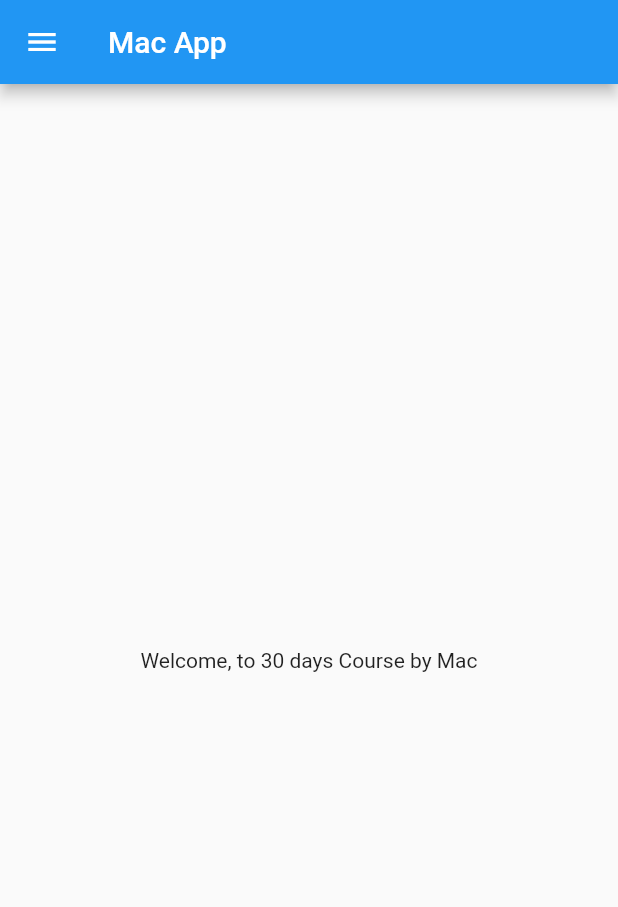
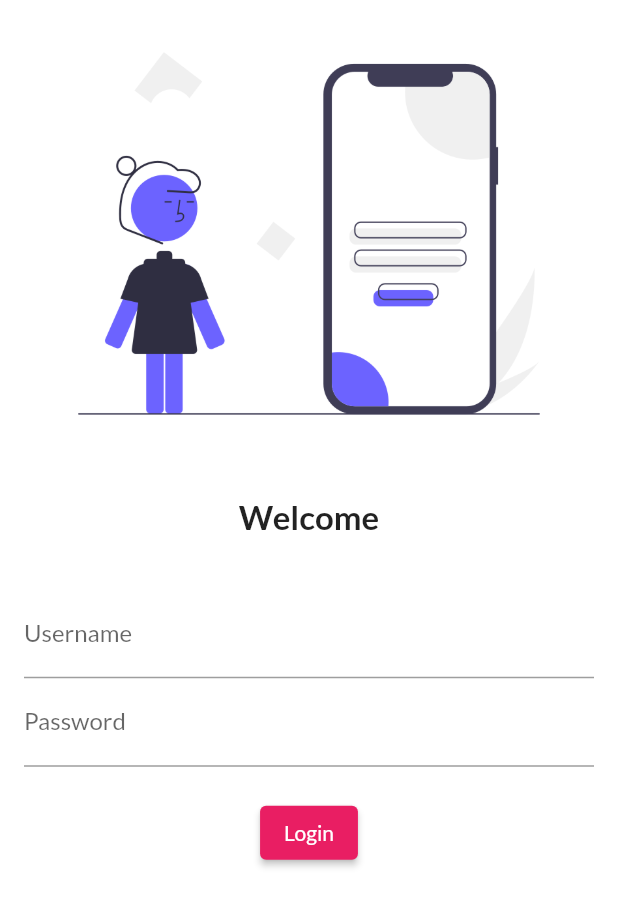
Before and after one commit to MacRawat58/Flutter_test, a Flutter app: the screen it shows after launch, on a phone screen of 412 x 824 dp. Shown: the top 907 px of the screen. Run offline on Flutter 3.47's test engine with Material 2 defaults, Android fonts, the phone set to English and light mode, and no system bars; our stand-ins replace google_fonts.

Commit message:
Login Page with flutter

```diff
--- a/lib/main.dart
+++ b/lib/main.dart
@@ -1,5 +1,7 @@
 import 'package:flutter/material.dart';
-import 'package:flutter_application_2/home_page.dart';
+import 'package:flutter_application_2/pages/home_page.dart';
+import 'package:flutter_application_2/pages/login_page.dart';
+import 'package:google_fonts/google_fonts.dart';
 
 void main() {
   runApp(MyApp());
@@ -10,6 +12,22 @@ class MyApp extends StatelessWidget {
 
   @override
   Widget build(BuildContext context) {
-    return MaterialApp(home: HomePage());
+    return MaterialApp(
+      themeMode: ThemeMode.light,
+      theme: ThemeData(
+        primarySwatch: Colors.pink,
+
+        fontFamily: GoogleFonts.lato().fontFamily,
+        // primaryTextTheme: GoogleFonts.latoTextTheme()
+      ),
+      darkTheme: ThemeData(
+        brightness: Brightness.dark,
+      ),
+      routes: {
+        "/": (context) => const LoginPage(),
+        "/login": (context) => const LoginPage(),
+        "/home": (context) => const HomePage(),
+      },
+    );
   }
 }
--- a/lib/home_page.dart
+++ b/lib/pages/home_page.dart
@@ -3,6 +3,8 @@ import 'package:flutter/material.dart';
 class HomePage extends StatelessWidget {
   final int days = 30;
   final String name = "Mac";
+
+  const HomePage({super.key});
 
   @override
   Widget build(BuildContext context) {
--- /dev/null
+++ b/lib/pages/login_page.dart
@@ -0,0 +1,61 @@
+// ignore_for_file: prefer_const_constructors
+
+import 'package:flutter/material.dart';
+
+class LoginPage extends StatelessWidget {
+  const LoginPage({super.key});
+
+  @override
+  Widget build(BuildContext context) {
+    return Material(
+        color: Colors.white,
+        child: Column(
+          children: [
+            Image.asset(
+              "assets/images/login_img.png",
+              fit: BoxFit.cover,
+            ),
+            SizedBox(
+              height: 20.0,
+            ),
+            Text(
+              "Welcome",
+              style: TextStyle(
+                fontSize: 22,
+                fontWeight: FontWeight.bold,
+              ),
+            ),
+            SizedBox(
+              height: 20.0,
+            ),
+            Padding(
+              padding: const EdgeInsets.all(16.0),
+              child: Column(children: [
+                TextFormField(
+                  decoration: InputDecoration(
+                    hintText: "Enter username",
+                    labelText: "Username",
+                  ),
+                ),
+                TextFormField(
+                  obscureText: true,
+                  decoration: InputDecoration(
+                    hintText: "Enter Password",
+                    labelText: "Password",
+                  ),
+                ),
+                SizedBox(
+                  height: 20.0,
+                ),
+                ElevatedButton(
+                  child: Text("Login"),
+                  onPressed: () {
+                    print("Hello how are you!");
+                  },
+                ),
+              ]),
+            )
+          ],
+        ));
+  }
+}
```
Also changed, not shown: pubspec.yaml (+5 -6 lines), assets/images/login_img.png (added), pubspec.lock, 1 other file.
